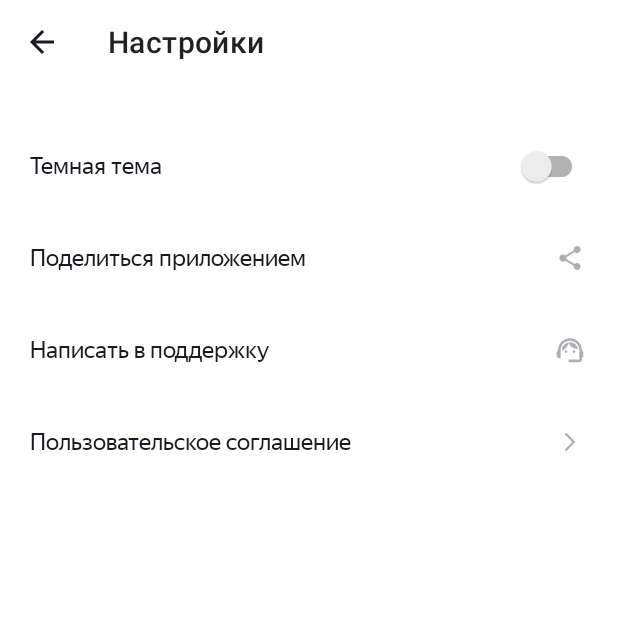
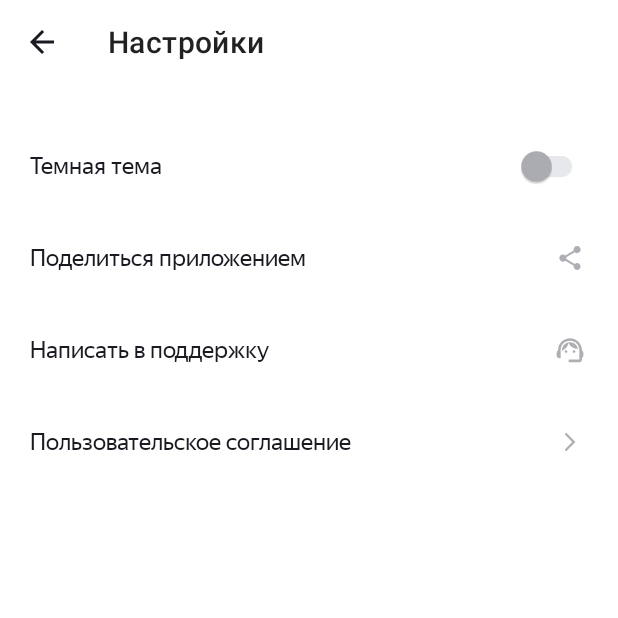
Before and after one commit to Maksim-Isaev/Playlist-Maker, an Android app: the SettingsActivity screen opened directly, with no data from a screen before it, on a phone screen of 412 x 824 dp, the top half of it. Run offline under Robolectric (Android 15) with nearby library versions, the phone set to English and light mode, and no system bars.

Commit message:
Sprint 9. The switch color change is implemented

```diff
--- a/app/src/main/res/values-night/themes.xml
+++ b/app/src/main/res/values-night/themes.xml
@@ -27,6 +27,8 @@
         <item name="colorOnPrimary">@color/YP_White</item>
         <item name="colorSecondary">@color/YP_White</item>
         <item name="toolbarNavigationButtonStyle">@style/TintedNavigation</item>
+        <item name="thumbTint">@color/YP_Blue</item>
+        <item name="trackTint">@color/YP_Blue_Light</item>
     </style>
 
     <style name="Theme.PlaylistMaker" parent="Theme.MaterialComponents.DayNight.NoActionBar">
@@ -34,6 +36,7 @@
         <item name="colorOnPrimary">@color/YP_White</item>
         <item name="colorSecondary">@color/YP_Black</item>
         <item name="toolbarNavigationButtonStyle">@style/TintedNavigation</item>
+
     </style>
 
 </resources>
--- a/app/src/main/res/values/colors.xml
+++ b/app/src/main/res/values/colors.xml
@@ -14,6 +14,8 @@
     <color name="white">#FFFFFFFF</color>
     <color name="S7_Green">#C4D600</color>
     <color name="S7_Purple">#512D6D</color>
+    <color name="YP_Blue_Light">#9FBBF3</color>
+    <color name="YP_Light_Gray">#E6E8EB</color>
 
 
 </resources>
--- a/app/src/main/res/values/themes.xml
+++ b/app/src/main/res/values/themes.xml
@@ -27,6 +27,8 @@
         <item name="colorOnPrimary">@color/YP_Black</item>
         <item name="colorSecondary">@color/YP_Black</item>
         <item name="toolbarNavigationButtonStyle">@style/TintedNavigation</item>
+        <item name="thumbTint">@color/YP_Text_Gray</item>
+        <item name="trackTint">@color/YP_Light_Gray</item>
     </style>
 
     <style name="Theme.PlaylistMaker" parent="Theme.MaterialComponents.DayNight.NoActionBar">
@@ -34,6 +36,7 @@
         <item name="colorOnPrimary">@color/YP_Black</item>
         <item name="colorSecondary">@color/YP_White</item>
         <item name="toolbarNavigationButtonStyle">@style/TintedNavigation</item>
+
     </style>
 
 </resources>
```
Also changed, not shown: app/src/main/res/values/styles.xml (+3 -39 lines).
